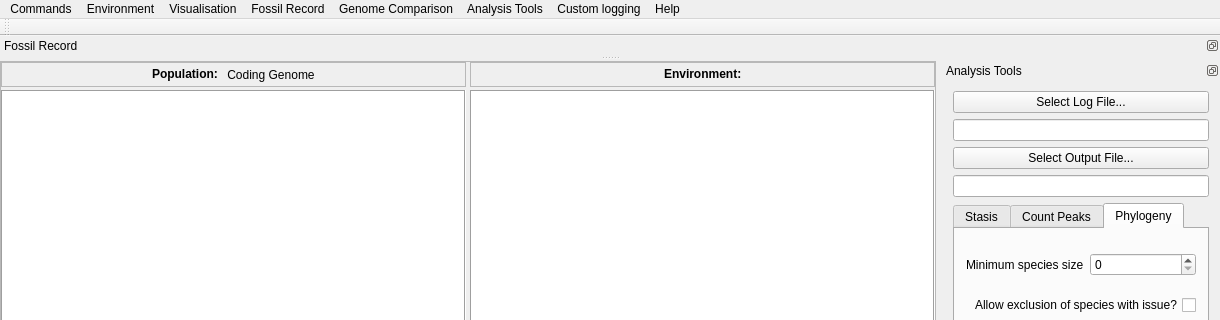
Qt form mainwindow.ui (marksutton/EvoSim) before a commit; both pictures show x 0 to 1220 and y 0 to 320 of the 1220 by 791 pixel window.
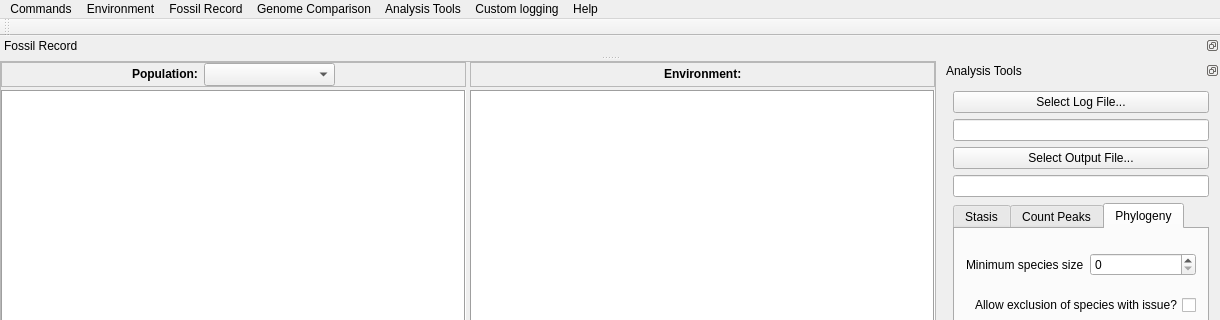
The same form after that commit.

Commit message:
Major change removing the visulisation menu
This moves the visulisation display menu to the population window header. Removing the need of a mani menu category.

```diff
--- a/mainwindow.ui
+++ b/mainwindow.ui
@@ -137,12 +137,15 @@
              </widget>
             </item>
             <item>
-             <widget class="QLabel" name="LabelVis">
-              <property name="text">
-               <string> Coding Genome</string>
+             <widget class="QComboBox" name="populationWindowComboBox">
+              <property name="sizePolicy">
+               <sizepolicy hsizetype="Expanding" vsizetype="Expanding">
+                <horstretch>0</horstretch>
+                <verstretch>0</verstretch>
+               </sizepolicy>
               </property>
-              <property name="alignment">
-               <set>Qt::AlignLeading|Qt::AlignLeft|Qt::AlignVCenter</set>
+              <property name="currentIndex">
+               <number>-1</number>
               </property>
              </widget>
             </item>
@@ -800,7 +803,7 @@
      <x>0</x>
      <y>0</y>
      <width>1220</width>
-     <height>23</height>
+     <height>21</height>
     </rect>
    </property>
    <widget class="QMenu" name="menuCommands">
@@ -832,22 +835,6 @@
     <addaction name="separator"/>
     <addaction name="actionExit"/>
    </widget>
-   <widget class="QMenu" name="menuView">
-    <property name="title">
-     <string>Visualisation</string>
-    </property>
-    <addaction name="actionPopulation_Count"/>
-    <addaction name="actionMean_fitness"/>
-    <addaction name="actionGenome_as_colour"/>
-    <addaction name="actionNonCoding_genome_as_colour"/>
-    <addaction name="actionGene_Frequencies_012"/>
-    <addaction name="actionBreed_Attempts"/>
-    <addaction name="actionBreed_Fails"/>
-    <addaction name="actionSettle_Fails"/>
-    <addaction name="actionSettles"/>
-    <addaction name="actionSpecies"/>
-    <addaction name="separator"/>
-   </widget>
    <widget class="QMenu" name="menuEnvironment">
     <property name="title">
      <string>Environment</string>
@@ -918,7 +905,6 @@
    </widget>
    <addaction name="menuCommands"/>
    <addaction name="menuEnvironment"/>
-   <addaction name="menuView"/>
    <addaction name="menuFossil_Record"/>
    <addaction name="menuDocks"/>
    <addaction name="menuAnalysis_Tools"/>
```
The commit also changes 2 other files.
